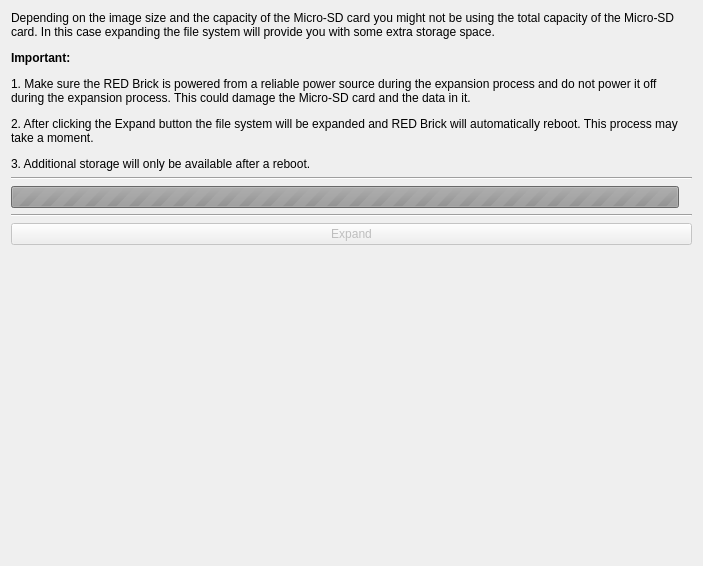
Qt form src/brickv/plugin_system/plugins/red/ui/red_tab_settings_filesystem.ui (Tinkerforge/brickv) before a commit.
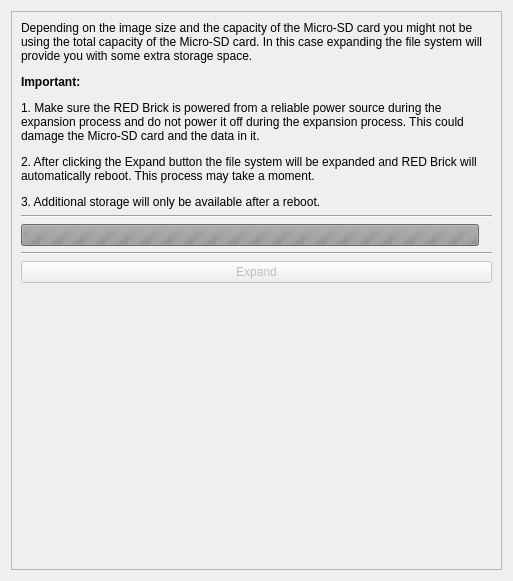
The same form after that commit.

Commit message:
red-brick: Switch settings tab from a toolbox to a tab widget
The toolbox headers started to occupy too much space.

Also merge brickd general and advanced subtabs.

```diff
--- a/src/brickv/plugin_system/plugins/red/ui/red_tab_settings_filesystem.ui
+++ b/src/brickv/plugin_system/plugins/red/ui/red_tab_settings_filesystem.ui
@@ -6,13 +6,28 @@
    <rect>
     <x>0</x>
     <y>0</y>
-    <width>703</width>
-    <height>566</height>
+    <width>513</width>
+    <height>581</height>
    </rect>
   </property>
   <property name="windowTitle">
    <string>Form</string>
   </property>
+  <layout class="QVBoxLayout" name="verticalLayout_2">
+   <item>
+    <widget class="QScrollArea" name="scrollArea">
+     <property name="widgetResizable">
+      <bool>true</bool>
+     </property>
+     <widget class="QWidget" name="scrollAreaWidgetContents">
+      <property name="geometry">
+       <rect>
+        <x>0</x>
+        <y>0</y>
+        <width>493</width>
+        <height>561</height>
+       </rect>
+      </property>
   <layout class="QVBoxLayout" name="verticalLayout">
    <item>
     <layout class="QGridLayout" name="gridLayout_5">
@@ -66,7 +81,7 @@
      <item row="0" column="0">
       <widget class="QLabel" name="label_fs_expand_info">
        <property name="text">
-        <string>&lt;html&gt;&lt;head/&gt;&lt;body&gt;&lt;p&gt;Depending on the image size and the capacity of the Micro-SD card you might not be using the total capacity of the Micro-SD card. In this case expanding the file system will provide you with some extra storage space. &lt;/p&gt;&lt;p&gt;&lt;span style=&quot; font-weight:600;&quot;&gt;Important:&lt;/span&gt;&lt;/p&gt;&lt;p&gt;1. Make sure the RED Brick is powered from a reliable power source during the expansion process and do not power it off during the expansion process. This could damage the Micro-SD card and the data in it. &lt;/p&gt;&lt;p&gt;2. After clicking the Expand button the file system will be expanded and RED Brick will automatically reboot. This process may take a moment. &lt;/p&gt;&lt;p&gt;3. Additional storage will only be available after a reboot. &lt;/p&gt;&lt;/body&gt;&lt;/html&gt;</string>
+            <string>&lt;html&gt;&lt;body&gt;&lt;p&gt;Depending on the image size and the capacity of the Micro-SD card you might not be using the total capacity of the Micro-SD card. In this case expanding the file system will provide you with some extra storage space. &lt;/p&gt;&lt;p&gt;&lt;b&gt;Important:&lt;/b&gt;&lt;/p&gt;&lt;p&gt;1. Make sure the RED Brick is powered from a reliable power source during the expansion process and do not power it off during the expansion process. This could damage the Micro-SD card and the data in it. &lt;/p&gt;&lt;p&gt;2. After clicking the Expand button the file system will be expanded and RED Brick will automatically reboot. This process may take a moment. &lt;/p&gt;&lt;p&gt;3. Additional storage will only be available after a reboot. &lt;/p&gt;&lt;/body&gt;&lt;/html&gt;</string>
        </property>
        <property name="alignment">
         <set>Qt::AlignLeading|Qt::AlignLeft|Qt::AlignTop</set>
@@ -76,7 +91,16 @@
        </property>
       </widget>
      </item>
-     <item row="6" column="0">
+         <item row="1" column="0">
+          <widget class="Line" name="line">
+           <property name="orientation">
+            <enum>Qt::Horizontal</enum>
+           </property>
+          </widget>
+         </item>
+        </layout>
+       </item>
+       <item>
       <spacer name="verticalSpacer">
        <property name="orientation">
         <enum>Qt::Vertical</enum>
@@ -89,16 +113,11 @@
        </property>
       </spacer>
      </item>
-     <item row="1" column="0">
-      <widget class="Line" name="line">
-       <property name="orientation">
-        <enum>Qt::Horizontal</enum>
-       </property>
-      </widget>
-     </item>
-    </layout>
-   </item>
-  </layout>
+      </layout>
+     </widget>
+    </widget>
+   </item>
+  </layout>
  </widget>
  <resources/>
  <connections/>
```
Left out of the diff: 4 changed lines with no effect on the pictures. Lines whose indentation alone changed are shown as unchanged. The commit also changes 10 other files.
